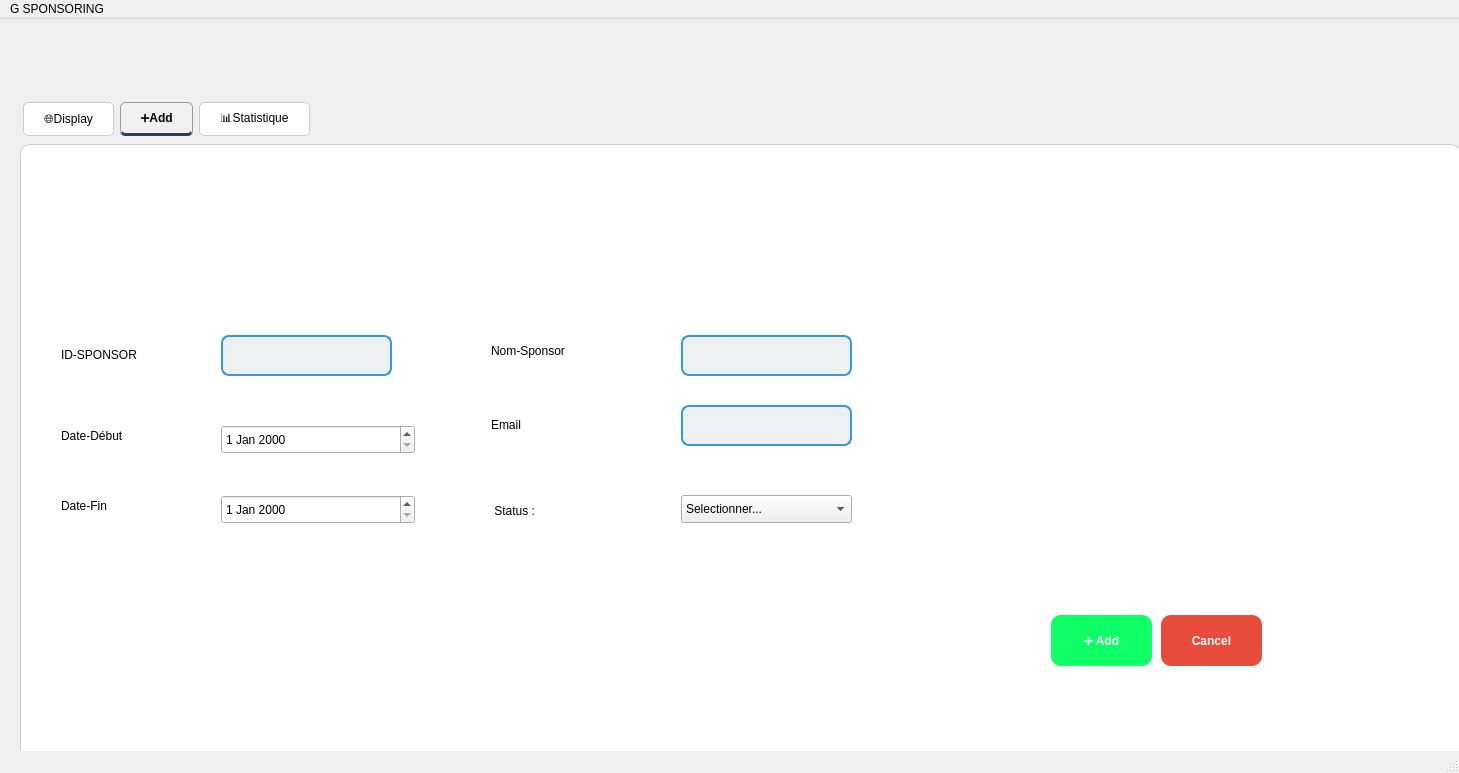
Above: mainwindow.ui from 2A31ProjetCpp2526/2a31-create-teams-smart-digital-content-creation-studio before the change. Below: the same form after it.
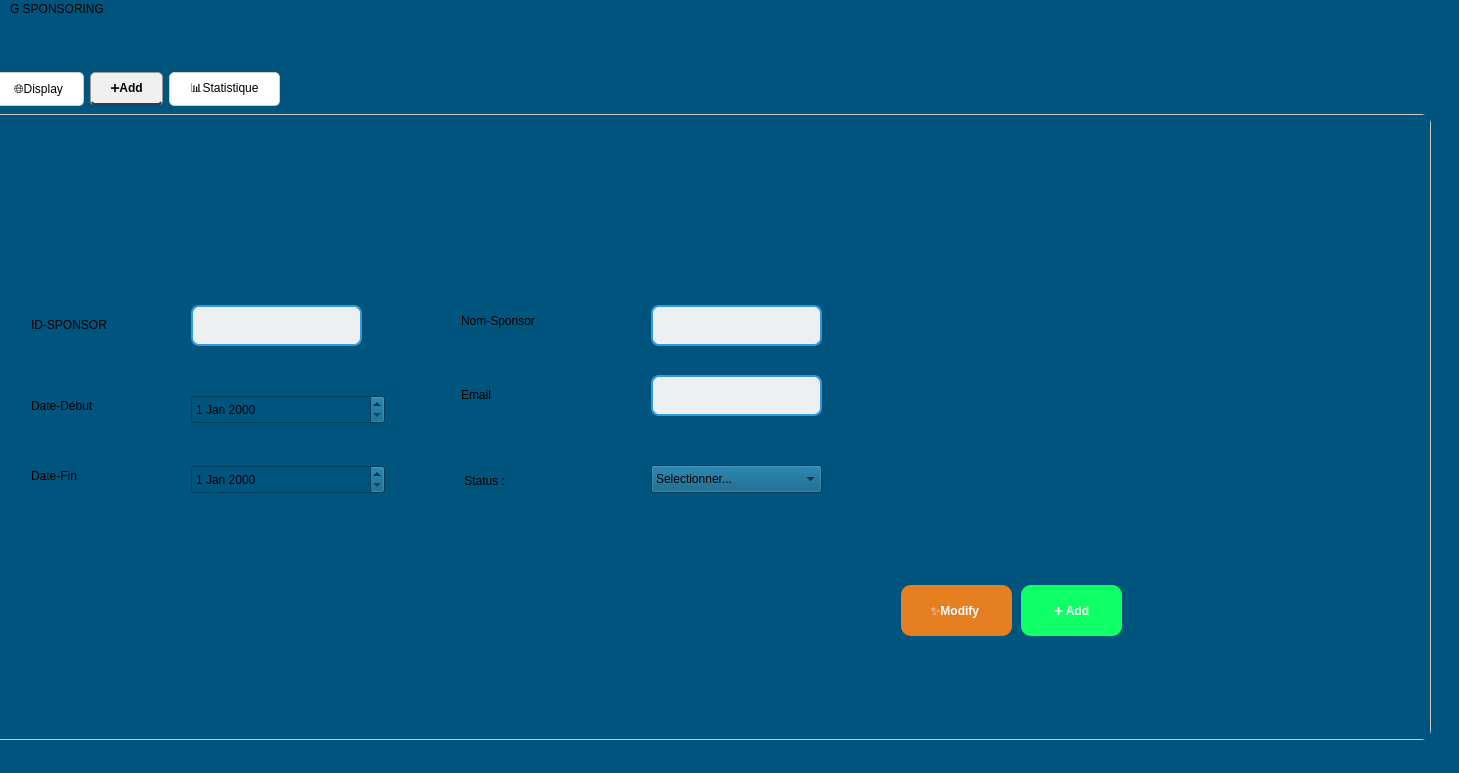
That is the form after the change. The open tabs and pages were chosen to show the change.

Patch:
```diff
--- a/mainwindow.ui
+++ b/mainwindow.ui
@@ -14,14 +14,14 @@
    <string>MainWindow</string>
   </property>
   <property name="styleSheet">
-   <string notr="true"/>
+   <string notr="true">background-color:rgb(0, 85, 127)</string>
   </property>
   <widget class="QWidget" name="centralwidget">
    <widget class="QTabWidget" name="tabWidget">
     <property name="geometry">
      <rect>
-      <x>20</x>
-      <y>80</y>
+      <x>-10</x>
+      <y>50</y>
       <width>1441</width>
       <height>671</height>
      </rect>
@@ -239,37 +239,6 @@
        <string>📥Exporter PDF</string>
       </property>
      </widget>
-     <widget class="QPushButton" name="updateButton">
-      <property name="geometry">
-       <rect>
-        <x>1100</x>
-        <y>550</y>
-        <width>151</width>
-        <height>41</height>
-       </rect>
-      </property>
-      <property name="styleSheet">
-       <string notr="true">QPushButton {
-    background-color: #e67e22; /* orange normal */
-    color: white;
-    border-radius: 10px;
-    padding: 8px 20px;
-    font-weight: bold;
-}
-
-QPushButton:hover {
-    background-color: #d35400; /* orange foncé quand souris dessus */
-}
-
-QPushButton:pressed {
-    background-color: #ff0000; /* rouge pur quand on clique */
-}
-</string>
-      </property>
-      <property name="text">
-       <string>✨Modify </string>
-      </property>
-     </widget>
      <widget class="QPushButton" name="deleteButton">
       <property name="geometry">
        <rect>
@@ -638,37 +607,6 @@
        <string notr="true">color: #000000;  /* texte noir */</string>
       </property>
      </widget>
-     <widget class="QPushButton" name="pushButton_5">
-      <property name="geometry">
-       <rect>
-        <x>1140</x>
-        <y>470</y>
-        <width>101</width>
-        <height>51</height>
-       </rect>
-      </property>
-      <property name="styleSheet">
-       <string notr="true">QPushButton {
-    background-color: #e74c3c; /* rouge normal */
-    color: white;
-    border-radius: 10px;
-    padding: 8px 20px;
-    font-weight: bold;
-}
-
-QPushButton:hover {
-    background-color: #c0392b; /* rouge foncé quand souris dessus */
-}
-
-QPushButton:pressed {
-    background-color: #27ae60; /* vert quand on clique */
-}
-</string>
-      </property>
-      <property name="text">
-       <string>Cancel</string>
-      </property>
-     </widget>
      <widget class="QComboBox" name="STS">
       <property name="geometry">
        <rect>
@@ -697,6 +635,37 @@
        </property>
       </item>
      </widget>
+     <widget class="QPushButton" name="updateButton">
+      <property name="geometry">
+       <rect>
+        <x>910</x>
+        <y>470</y>
+        <width>111</width>
+        <height>51</height>
+       </rect>
+      </property>
+      <property name="styleSheet">
+       <string notr="true">QPushButton {
+    background-color: #e67e22; /* orange normal */
+    color: white;
+    border-radius: 10px;
+    padding: 8px 20px;
+    font-weight: bold;
+}
+
+QPushButton:hover {
+    background-color: #d35400; /* orange foncé quand souris dessus */
+}
+
+QPushButton:pressed {
+    background-color: #ff0000; /* rouge pur quand on clique */
+}
+</string>
+      </property>
+      <property name="text">
+       <string>✨Modify </string>
+      </property>
+     </widget>
     </widget>
     <widget class="QWidget" name="tab_3">
      <attribute name="title">
```
Left out of the diff: 21 changed lines with no effect on the pictures.
